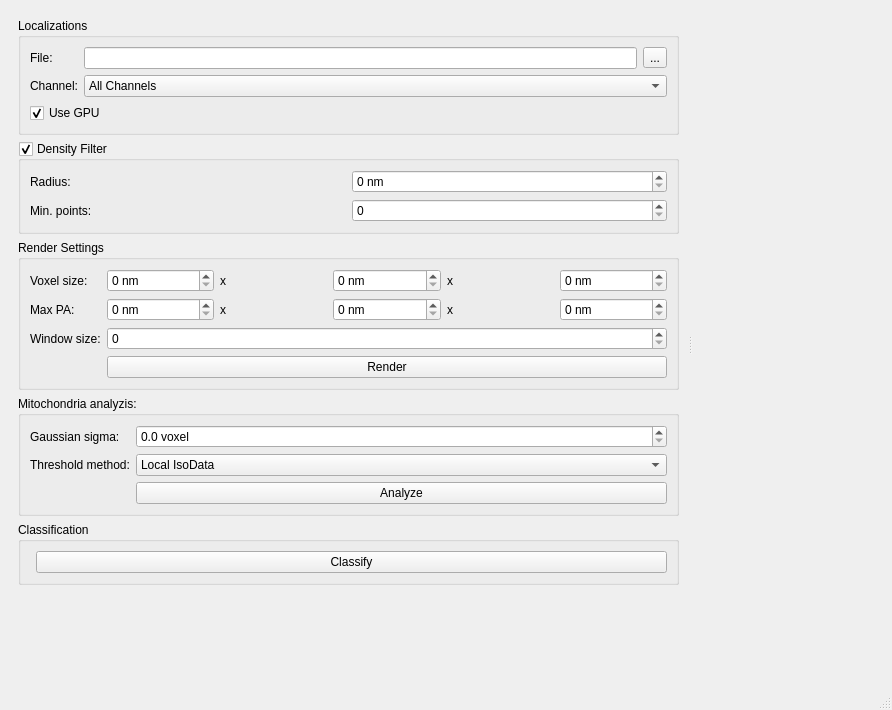
Above: NanoMito3D/MainWindow.ui from CURTLab/NanoMito3D-Platform before the change. Below: the same form after it.
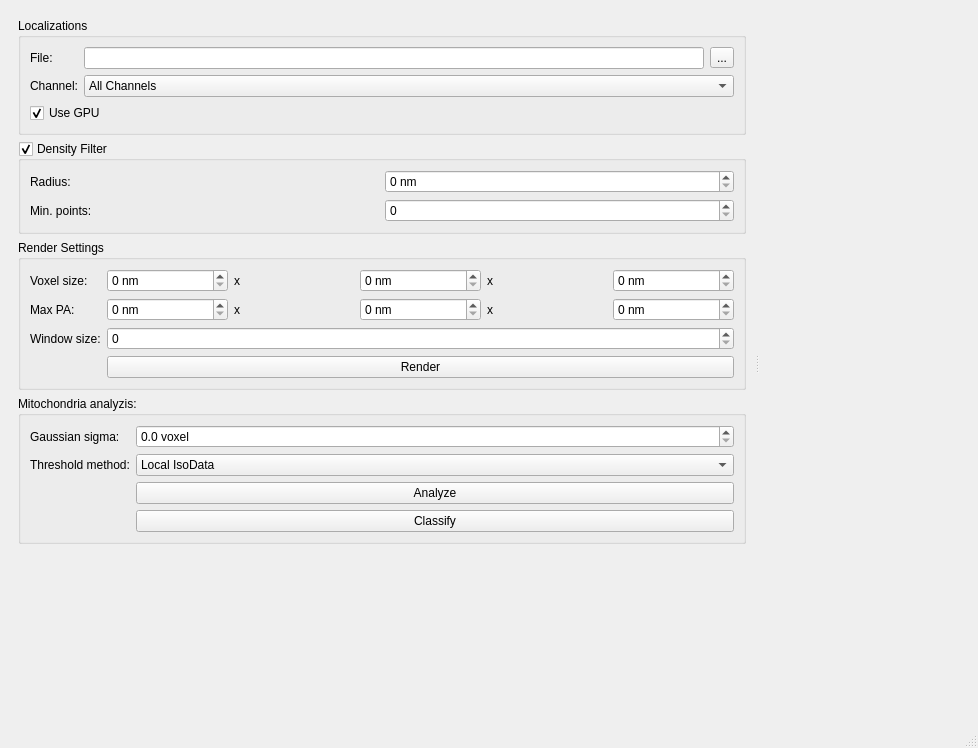
That is the form after the change. Custom widgets are drawn as their Qt base class.

Commit message: Visualize classification results as bar chart

```diff
--- a/NanoMito3D/MainWindow.ui
+++ b/NanoMito3D/MainWindow.ui
@@ -6,8 +6,8 @@
    <rect>
     <x>0</x>
     <y>0</y>
-    <width>892</width>
-    <height>710</height>
+    <width>978</width>
+    <height>748</height>
    </rect>
   </property>
   <property name="windowTitle">
@@ -334,16 +334,7 @@
              </property>
             </widget>
            </item>
-          </layout>
-         </widget>
-        </item>
-        <item>
-         <widget class="QGroupBox" name="groupBox_4">
-          <property name="title">
-           <string>Classification</string>
-          </property>
-          <layout class="QFormLayout" name="formLayout_4">
-           <item row="0" column="1">
+           <item row="3" column="1">
             <widget class="QPushButton" name="buttonClassify">
              <property name="text">
               <string>Classify</string>
@@ -399,6 +390,12 @@
    <header>VolumeWidget.h</header>
    <container>1</container>
   </customwidget>
+  <customwidget>
+   <class>MatPlotWidget</class>
+   <extends>QWidget</extends>
+   <header>MatPlotWidget.h</header>
+   <container>1</container>
+  </customwidget>
  </customwidgets>
  <resources/>
  <connections/>
```
Left out of the diff: 5 changed lines with no effect on the pictures. The commit also changes 6 other files.
